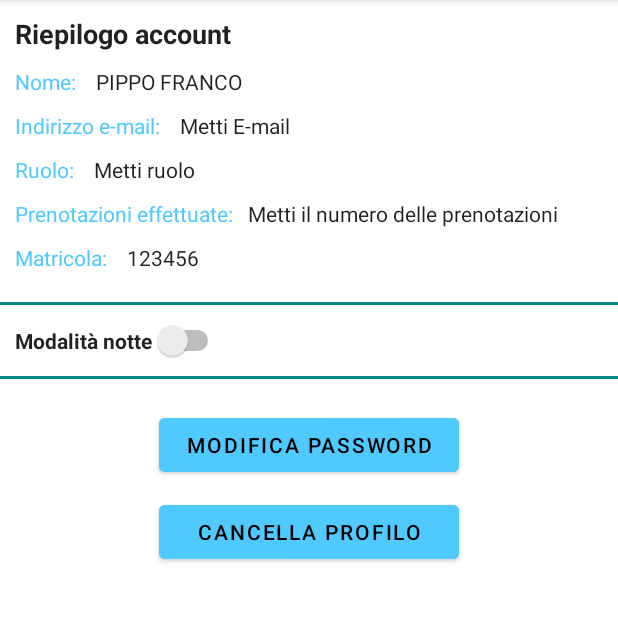
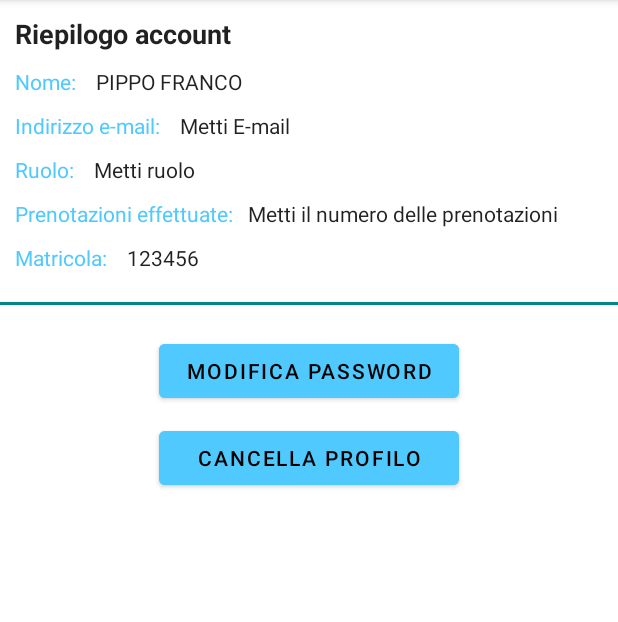
Before and after one commit to uniroompoliba/UniroomDev, an Android app: the acivityImpostazioni screen opened directly, with no data from a screen before it, on a phone screen of 412 x 824 dp, the part 84-706 px from its top. Run offline under Robolectric (Android 15) with nearby library versions, the phone set to English and light mode, and no system bars; our stand-ins replace Volley, androidx.preference; network calls fail; Roboto replaces fonts that are not available here; 6 statements that could not run were skipped.

Commit message:
Aggiunta pulsanti agli storici, cancellazione dello switch per il tema scuro, pulsante password al login

```diff
--- a/app/src/main/res/layout/settings_activity.xml
+++ b/app/src/main/res/layout/settings_activity.xml
@@ -10,9 +10,9 @@
         android:id="@+id/modPassw"
         android:layout_width="200dp"
         android:layout_height="wrap_content"
-        android:layout_below="@id/divider2"
+        android:layout_below="@id/divider1"
+        android:layout_centerHorizontal="true"
         android:layout_marginTop="20dp"
-        android:layout_centerHorizontal="true"
         android:backgroundTint="#50C9FF"
         android:text="Modifica Password"
         android:textColor="#000000"
@@ -34,20 +34,6 @@
         app:layout_constraintStart_toStartOf="parent"
         app:layout_constraintTop_toTopOf="parent"
         app:layout_constraintVertical_bias="0.642" />
-
-    <Switch
-        android:id="@+id/nightSwitch"
-        android:layout_width="wrap_content"
-        android:layout_height="wrap_content"
-        android:layout_below="@id/divider1"
-        android:layout_marginTop="10dp"
-        android:layout_marginLeft="10dp"
-        android:checked="false"
-        android:editable="true"
-        android:enabled="true"
-        android:text="Modalità notte"
-        android:textStyle="bold"
-        android:textColor="?android:textColorPrimary" />
 
     <TextView
         android:id="@+id/titleLabel1"
@@ -174,13 +160,4 @@
         android:background="@color/teal_700"
         android:backgroundTint="@color/teal_700" />
 
-    <View
-        android:id="@+id/divider2"
-        android:layout_width="match_parent"
-        android:layout_height="2dp"
-        android:layout_below="@id/nightSwitch"
-        android:layout_marginTop="10dp"
-        android:background="@color/teal_700"
-        android:backgroundTint="@color/teal_700" />
-
 </RelativeLayout>
```
Also changed, not shown: app/src/main/res/layout/activity_login.xml (+12 -0 lines), app/src/main/res/layout/activity_storico_doc.xml (+11 -0 lines), app/src/main/res/layout/activity_storico_stud.xml (+13 -2 lines).
